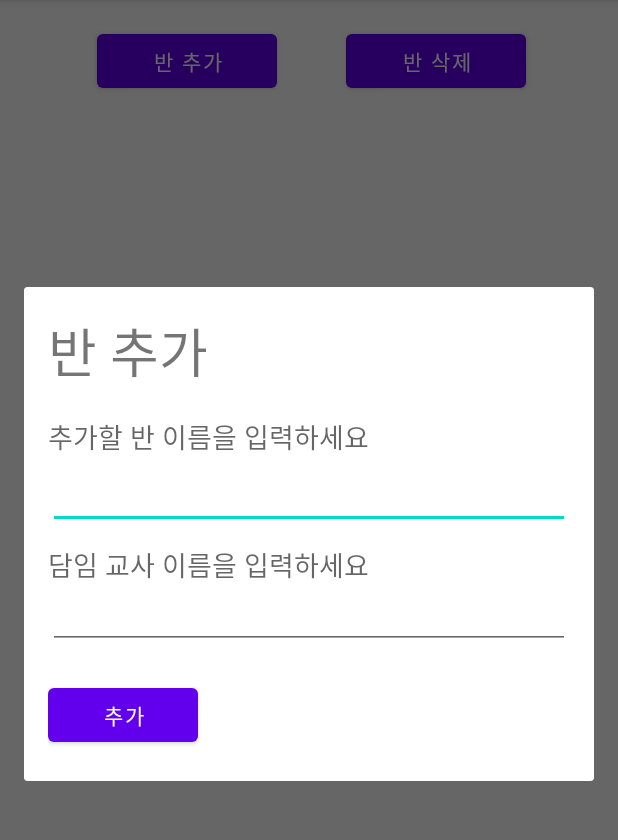
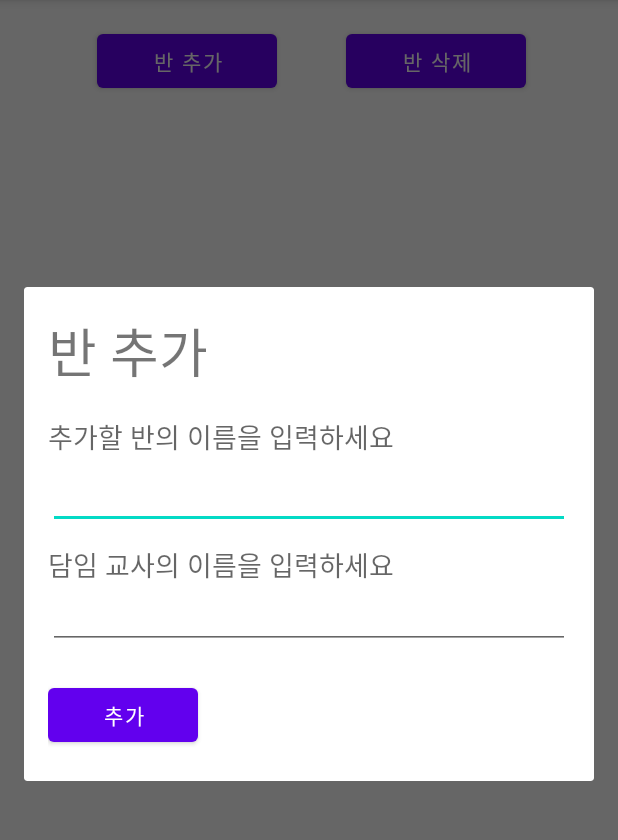
Before and after one commit to Jangjoonmo/mp-android-project-2022, an Android app: the TeacherClassManagementActivity screen opened directly, with no data from a screen before it, after a tap on "반 추가", on a phone screen of 412 x 824 dp, the part 84-924 px from its top. Run offline under Robolectric (Android 15) with nearby library versions, the phone set to English and light mode, and no system bars.

Commit message:
ADD strings resources by Seungwon

```diff
--- a/app/src/main/java/com/example/parentsletterproject/action/ClassAdapter.java
+++ b/app/src/main/java/com/example/parentsletterproject/action/ClassAdapter.java
@@ -24,7 +24,7 @@ public class ClassAdapter extends RecyclerView.Adapter<ClassAdapter.ViewHolder>
     @NonNull
     @Override
     public ClassAdapter.ViewHolder onCreateViewHolder(@NonNull ViewGroup parent, int viewType) {
-        View itemView = LayoutInflater.from(parent.getContext()).inflate(R.layout.item, parent, false);
+        View itemView = LayoutInflater.from(parent.getContext()).inflate(R.layout.item_for_recycler, parent, false);
         return new ViewHolder(itemView);
     }
 
--- a/app/src/main/java/com/example/parentsletterproject/activity/TeacherClassManagementActivity.java
+++ b/app/src/main/java/com/example/parentsletterproject/activity/TeacherClassManagementActivity.java
@@ -1,5 +1,6 @@
 package com.example.parentsletterproject.activity;
 
+import androidx.annotation.NonNull;
 import androidx.appcompat.app.AlertDialog;
 import androidx.appcompat.app.AppCompatActivity;
 import androidx.recyclerview.widget.LinearLayoutManager;
@@ -41,30 +42,6 @@ public class TeacherClassManagementActivity extends AppCompatActivity {
         super.onCreate(savedInstanceState);
         setContentView(R.layout.activity_teacher_class_management);
 
-        recyclerView = findViewById(R.id.RecyclerView);
-        LinearLayoutManager layoutManager
-                = new LinearLayoutManager(getApplicationContext(), LinearLayoutManager.VERTICAL, false);
-        recyclerView.setLayoutManager(layoutManager);
-        // 자꾸 recyclerview No adapter attached; skipping layout 에러 로그가 떠서 콜백 함수 전에 setAdapter 해주었음
-        classAdapter = new ClassAdapter(new ArrayList<>());
-        recyclerView.setAdapter(classAdapter);
-
-        retrofitClient = RetrofitClient.getInstance();
-        retrofitInterface = RetrofitClient.getRetrofitInterface();
-        retrofitInterface.getClassroomList().enqueue(new Callback<List<ClassroomList>>() {
-            @Override
-            public void onResponse(Call<List<ClassroomList>> call, Response<List<ClassroomList>> response) {
-                classAdapter = new ClassAdapter(response.body());
-                recyclerView.setAdapter(classAdapter);
-                Log.d("Retrofit", "Succeed!");
-            }
-
-            @Override
-            public void onFailure(Call<List<ClassroomList>> call, Throwable t) {
-                Log.e("Retrofit", "Fail!");
-            }
-        });
-
         // 반 추가
         addButton = (Button) findViewById(R.id.add_student_button);
         addButton.setOnClickListener(v -> {
@@ -85,6 +62,9 @@ public class TeacherClassManagementActivity extends AppCompatActivity {
                 public void onClick(View view) {
                     String resultClassName = className.getText().toString();
                     String resultTeacherInCharge = teacherInCharge.getText().toString();
+
+
+
 
                     dialog.dismiss();
                 }
@@ -115,5 +95,31 @@ public class TeacherClassManagementActivity extends AppCompatActivity {
 
         });
 
+        // 반 조회
+        recyclerView = findViewById(R.id.RecyclerView);
+        LinearLayoutManager layoutManager
+                = new LinearLayoutManager(getApplicationContext(), LinearLayoutManager.VERTICAL, false);
+        recyclerView.setLayoutManager(layoutManager);
+        // recyclerview No adapter attached; skipping layout 에러 로그가 떠서 콜백 함수 전에 setAdapter
+        classAdapter = new ClassAdapter(new ArrayList<>());
+        recyclerView.setAdapter(classAdapter);
+
+        retrofitClient = RetrofitClient.getInstance();
+        retrofitInterface = RetrofitClient.getRetrofitInterface();
+        retrofitInterface.getClassroomList().enqueue(new Callback<List<ClassroomList>>() {
+            @Override
+            public void onResponse(@NonNull Call<List<ClassroomList>> call, @NonNull Response<List<ClassroomList>> response) {
+                classAdapter = new ClassAdapter(response.body());
+                recyclerView.setAdapter(classAdapter);
+
+                Log.d("Retrofit", "Succeed!");
+            }
+
+            @Override
+            public void onFailure(@NonNull Call<List<ClassroomList>> call, @NonNull Throwable t) {
+                Log.e("Retrofit", "Fail!");
+            }
+        });
+
     }
 }
--- a/app/src/main/java/com/example/parentsletterproject/server/RetrofitInterface.java
+++ b/app/src/main/java/com/example/parentsletterproject/server/RetrofitInterface.java
@@ -4,6 +4,8 @@ import java.util.List;
 
 import retrofit2.Call;
 import retrofit2.http.GET;
+import retrofit2.http.POST;
+import retrofit2.http.PUT;
 
 public interface RetrofitInterface {
 
@@ -11,7 +13,4 @@ public interface RetrofitInterface {
     @GET("class/all")
     Call<List<ClassroomList>> getClassroomList();
 
-    @GET("class/teacherincharge")
-    Call<List<String>> getTeacherInCharge();
-
 }
--- a/app/src/main/res/layout/activity_teacher_student_management.xml
+++ b/app/src/main/res/layout/activity_teacher_student_management.xml
@@ -55,7 +55,7 @@
             android:layout_width="120dp"
             android:layout_height="48dp"
             android:layout_marginEnd="56dp"
-            android:text="원생 삭제"
+            android:text="@string/del_student"
             app:layout_constraintBottom_toBottomOf="parent"
             app:layout_constraintEnd_toEndOf="parent"
             app:layout_constraintTop_toTopOf="parent"
@@ -65,7 +65,7 @@
             android:id="@+id/add_student_button"
             android:layout_width="120dp"
             android:layout_height="48dp"
-            android:text="원생 추가"
+            android:text="@string/add_student"
             app:layout_constraintBottom_toBottomOf="parent"
             app:layout_constraintEnd_toStartOf="@+id/del_student_button"
             app:layout_constraintHorizontal_bias="0.568"
--- a/app/src/main/res/layout/add_class.xml
+++ b/app/src/main/res/layout/add_class.xml
@@ -20,7 +20,7 @@
         android:layout_width="wrap_content"
         android:layout_height="wrap_content"
         android:layout_below="@+id/add_class_logo"
-        android:text="추가할 반 이름을 입력하세요"
+        android:text="@string/put_name_of_class"
         android:textAppearance="?android:attr/textAppearanceMedium" />
 
     <EditText
@@ -40,7 +40,7 @@
         android:layout_width="wrap_content"
         android:layout_height="wrap_content"
         android:layout_below="@+id/edittext_add_class_name"
-        android:text="담임 교사 이름을 입력하세요"
+        android:text="@string/put_name_of_teacher"
         android:textAppearance="?android:attr/textAppearanceMedium" />
 
     <EditText
--- a/app/src/main/res/values/strings.xml
+++ b/app/src/main/res/values/strings.xml
@@ -4,4 +4,9 @@
     <string name="add_button">추가</string>
     <string name="del_button">삭제</string>
     <string name="add_class">반 추가</string>
+    <string name="del_class">반 삭제</string>
+    <string name="add_student">원생 추가</string>
+    <string name="del_student">원생 삭제</string>
+    <string name="put_name_of_class">추가할 반의 이름을 입력하세요</string>
+    <string name="put_name_of_teacher">담임 교사의 이름을 입력하세요</string>
 </resources>
```
Also changed, not shown: app/src/main/res/layout/item_for_recycler.xml (renamed from app/src/main/res/layout/item.xml).
